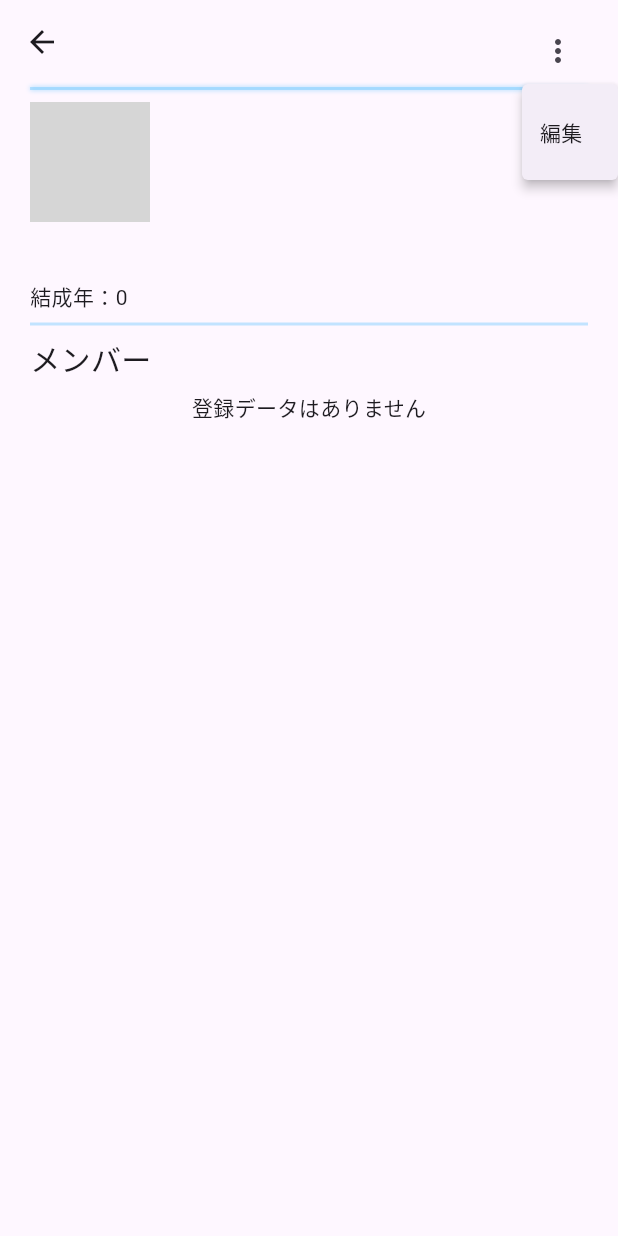
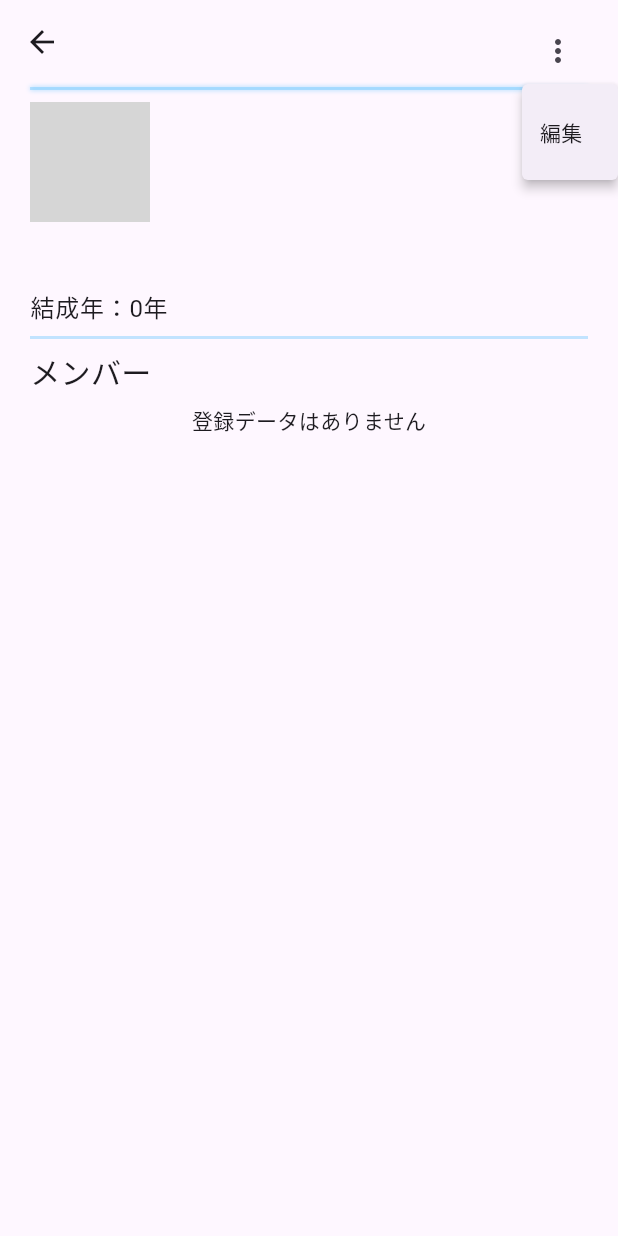
Before and after one commit to miz8462/kimikoe, a Flutter app: the GroupDetailScreen screen opened directly with empty values, after a tap on the "more vert" icon, on a phone screen of 412 x 824 dp. Run offline on Flutter 3.47's test engine with Material 3 defaults, Android fonts, the phone set to English and light mode, and no system bars; our stand-ins replace flutter_colorpicker, flutter_datetime_picker_plus, flutter_dotenv, flutter_riverpod, flutter_svg, gap and 4 more; accounts and stored records are empty; network calls fail; project files that could hold a hidden picture were left out; grey boxes are pictures that could not be loaded.

```diff
--- a/lib/screens/group_detail/group_detail.dart
+++ b/lib/screens/group_detail/group_detail.dart
@@ -45,14 +45,15 @@ class _GroupDetailScreenState extends State<GroupDetailScreen> {
 
   @override
   Widget build(BuildContext context) {
+    final group = widget.group;
     final data = {
-      'group': widget.group,
+      'group': group,
       'isEditing': _isEditing,
     };
 
     return Scaffold(
       appBar: TopBar(
-        title: widget.group.name,
+        title: group.name,
         isEditing: _isEditing,
         isGroup: _isGroup,
         editRoute: RoutingPath.addGroup,
@@ -66,13 +67,13 @@ class _GroupDetailScreenState extends State<GroupDetailScreen> {
           children: [
             Gap(spaceS),
             GroupInfo(
-              group: widget.group,
+              group: group,
             ),
             Divider(
               color: mainBlue.withOpacity(0.3),
               thickness: 2,
             ),
-            GroupMembers(group: widget.group),
+            GroupMembers(group: group),
           ],
         ),
       ),
--- a/lib/screens/group_detail/widget/group_info.dart
+++ b/lib/screens/group_detail/widget/group_info.dart
@@ -20,10 +20,19 @@ class GroupInfo extends StatelessWidget {
         if (group.comment != null)
           Text(
             group.comment!,
-            style: TextStyle(fontSize: fontS),
+            style: Theme.of(context).textTheme.titleLarge,
           ),
         Gap(spaceS),
-        if (group.year == null) Text('結成年：不明') else Text('結成年：${group.year}'),
+        if (group.year == null)
+          Text(
+            '結成年：不明',
+            style: Theme.of(context).textTheme.bodyLarge,
+          )
+        else
+          Text(
+            '結成年：${group.year}年',
+            style: Theme.of(context).textTheme.bodyLarge,
+          ),
       ],
     );
   }
--- a/lib/screens/idol_group_list.dart
+++ b/lib/screens/idol_group_list.dart
@@ -1,5 +1,4 @@
 import 'package:flutter/material.dart';
-import 'package:kimikoe_app/main.dart';
 import 'package:kimikoe_app/models/enums/table_and_column_name.dart';
 import 'package:kimikoe_app/models/idol_group.dart';
 import 'package:kimikoe_app/screens/appbar/top_bar.dart';
@@ -62,9 +61,8 @@ class _IdolGroupListScreenState extends State<IdolGroupListScreen> {
               itemBuilder: (BuildContext context, int index) {
                 // IdolGroupクラスを初期化
                 final group = groups[index];
-                final imageUrl = supabase.storage
-                    .from(TableName.images.name)
-                    .getPublicUrl(group[ColumnName.imageUrl.name]);
+                final imageUrl =
+                    fetchPublicImageUrl(group[ColumnName.imageUrl.name]);
                 final groupInfo = IdolGroup(
                   id: group[ColumnName.id.name],
                   name: group[ColumnName.cName.name],
--- a/lib/screens/posts/add_group.dart
+++ b/lib/screens/posts/add_group.dart
@@ -17,7 +17,7 @@ import 'package:kimikoe_app/screens/widgets/forms/drum_roll_form.dart';
 import 'package:kimikoe_app/screens/widgets/forms/expanded_text_form.dart';
 import 'package:kimikoe_app/screens/widgets/forms/text_input_form.dart';
 import 'package:kimikoe_app/utils/crud_data.dart';
-import 'package:kimikoe_app/utils/formatter.dart';
+import 'package:kimikoe_app/utils/date_formatter.dart';
 import 'package:kimikoe_app/utils/image_utils.dart';
 import 'package:kimikoe_app/utils/pickers/year_picker.dart';
 import 'package:kimikoe_app/utils/validator/validator.dart';
--- a/lib/utils/formatter.dart
+++ b/lib/utils/date_formatter.dart
@@ -7,3 +7,9 @@ String formatDateTimeToXXXX({
   final formatter = DateFormat(formatStyle);
   return formatter.format(date);
 }
+
+String formatStringDateToJapanese(String date) {
+  final birthDay = DateTime.parse(date);
+  DateFormat formatter = DateFormat("yyyy年MM月dd日");
+  return formatter.format(birthDay);
+}
```
Also changed, not shown: lib/screens/group_detail/widget/group_members.dart (+16 -14 lines), lib/screens/idol_detail.dart (+74 -7 lines), lib/screens/posts/add_idol.dart (+8 -9 lines), lib/screens/posts/add_song.dart (+6 -3 lines), lib/screens/posts/edit_user.dart (+2 -9 lines), 1 other file.
